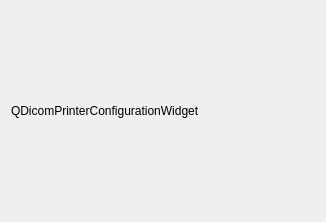
First picture: the form in starviewer/src/extensions/playground/imageprint/qdicomprinterconfigurationwidgetbase.ui, repository starviewer-medical/starviewer, before the edit.
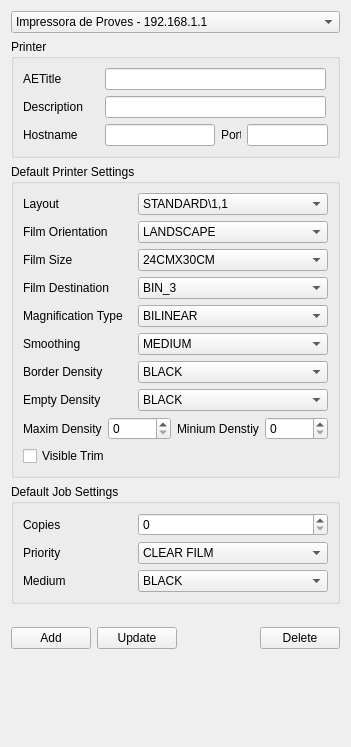
Second picture: the form after the edit.

Commit message: ENH: S'implementa la interfície que permet Afegir/Modificar/Eliminar impressores DICOM (QDicomPrinterConfigurationWidget).

Patch:
```diff
--- a/starviewer/src/extensions/playground/imageprint/qdicomprinterconfigurationwidgetbase.ui
+++ b/starviewer/src/extensions/playground/imageprint/qdicomprinterconfigurationwidgetbase.ui
@@ -6,18 +6,625 @@
    <rect>
     <x>0</x>
     <y>0</y>
-    <width>326</width>
-    <height>222</height>
+    <width>350</width>
+    <height>747</height>
    </rect>
   </property>
-  <layout class="QGridLayout" name="gridLayout">
+  <layout class="QGridLayout" name="gridLayout_4">
    <item row="0" column="0">
-    <widget class="QLabel" name="label">
-     <property name="text">
-      <string>QDicomPrinterConfigurationWidget</string>
+    <widget class="QComboBox" name="m_qcbChoosePrinter">
+     <item>
+      <property name="text">
+       <string>Impressora de Proves - 192.168.1.1</string>
+      </property>
+     </item>
+    </widget>
+   </item>
+   <item row="1" column="0">
+    <widget class="QGroupBox" name="m_qgbPrinter">
+     <property name="title">
+      <string>Printer</string>
      </property>
+     <layout class="QGridLayout" name="gridLayout">
+      <item row="0" column="0">
+       <widget class="QLabel" name="m_qlAetitle">
+        <property name="enabled">
+         <bool>true</bool>
+        </property>
+        <property name="text">
+         <string>AETitle</string>
+        </property>
+       </widget>
+      </item>
+      <item row="0" column="1" colspan="3">
+       <widget class="QLineEdit" name="m_qleAetitle">
+        <property name="sizePolicy">
+         <sizepolicy hsizetype="Fixed" vsizetype="Fixed">
+          <horstretch>0</horstretch>
+          <verstretch>0</verstretch>
+         </sizepolicy>
+        </property>
+        <property name="minimumSize">
+         <size>
+          <width>221</width>
+          <height>0</height>
+         </size>
+        </property>
+        <property name="maximumSize">
+         <size>
+          <width>221</width>
+          <height>16777215</height>
+         </size>
+        </property>
+       </widget>
+      </item>
+      <item row="1" column="0">
+       <widget class="QLabel" name="m_qlDescription">
+        <property name="text">
+         <string>Description</string>
+        </property>
+       </widget>
+      </item>
+      <item row="1" column="1" colspan="3">
+       <widget class="QLineEdit" name="m_qleDescription">
+        <property name="sizePolicy">
+         <sizepolicy hsizetype="Fixed" vsizetype="Fixed">
+          <horstretch>0</horstretch>
+          <verstretch>0</verstretch>
+         </sizepolicy>
+        </property>
+        <property name="minimumSize">
+         <size>
+          <width>221</width>
+          <height>0</height>
+         </size>
+        </property>
+        <property name="maximumSize">
+         <size>
+          <width>221</width>
+          <height>16777215</height>
+         </size>
+        </property>
+       </widget>
+      </item>
+      <item row="2" column="0">
+       <widget class="QLabel" name="m_qlHostname">
+        <property name="text">
+         <string>Hostname</string>
+        </property>
+       </widget>
+      </item>
+      <item row="2" column="1">
+       <widget class="QLineEdit" name="m_qleHostname">
+        <property name="sizePolicy">
+         <sizepolicy hsizetype="Fixed" vsizetype="Fixed">
+          <horstretch>0</horstretch>
+          <verstretch>0</verstretch>
+         </sizepolicy>
+        </property>
+        <property name="minimumSize">
+         <size>
+          <width>110</width>
+          <height>0</height>
+         </size>
+        </property>
+        <property name="maximumSize">
+         <size>
+          <width>110</width>
+          <height>16777215</height>
+         </size>
+        </property>
+       </widget>
+      </item>
+      <item row="2" column="2">
+       <widget class="QLabel" name="m_qlPort">
+        <property name="minimumSize">
+         <size>
+          <width>20</width>
+          <height>0</height>
+         </size>
+        </property>
+        <property name="maximumSize">
+         <size>
+          <width>20</width>
+          <height>16777215</height>
+         </size>
+        </property>
+        <property name="text">
+         <string>Port</string>
+        </property>
+       </widget>
+      </item>
+      <item row="2" column="3">
+       <widget class="QLineEdit" name="m_qlePort">
+        <property name="sizePolicy">
+         <sizepolicy hsizetype="Fixed" vsizetype="Fixed">
+          <horstretch>0</horstretch>
+          <verstretch>0</verstretch>
+         </sizepolicy>
+        </property>
+        <property name="minimumSize">
+         <size>
+          <width>81</width>
+          <height>0</height>
+         </size>
+        </property>
+        <property name="maximumSize">
+         <size>
+          <width>81</width>
+          <height>16777215</height>
+         </size>
+        </property>
+       </widget>
+      </item>
+     </layout>
     </widget>
    </item>
+   <item row="2" column="0">
+    <widget class="QGroupBox" name="m_qgbDefaultPrinterSettings">
+     <property name="title">
+      <string>Default Printer Settings</string>
+     </property>
+     <layout class="QGridLayout" name="gridLayout_2">
+      <item row="2" column="0" colspan="2">
+       <layout class="QHBoxLayout" name="m_qhbSize">
+        <item>
+         <widget class="QLabel" name="m_qlSize">
+          <property name="text">
+           <string>Film Size</string>
+          </property>
+         </widget>
+        </item>
+        <item>
+         <widget class="QComboBox" name="m_qcbSize">
+          <property name="sizePolicy">
+           <sizepolicy hsizetype="Minimum" vsizetype="Fixed">
+            <horstretch>0</horstretch>
+            <verstretch>0</verstretch>
+           </sizepolicy>
+          </property>
+          <property name="minimumSize">
+           <size>
+            <width>190</width>
+            <height>0</height>
+           </size>
+          </property>
+          <item>
+           <property name="text">
+            <string>24CMX30CM</string>
+           </property>
+          </item>
+         </widget>
+        </item>
+       </layout>
+      </item>
+      <item row="3" column="0" colspan="2">
+       <layout class="QHBoxLayout" name="m_qhbDestination">
+        <item>
+         <widget class="QLabel" name="m_qlDestination">
+          <property name="text">
+           <string>Film Destination</string>
+          </property>
+         </widget>
+        </item>
+        <item>
+         <widget class="QComboBox" name="m_qjcbDestination">
+          <property name="sizePolicy">
+           <sizepolicy hsizetype="Minimum" vsizetype="Fixed">
+            <horstretch>0</horstretch>
+            <verstretch>0</verstretch>
+           </sizepolicy>
+          </property>
+          <property name="minimumSize">
+           <size>
+            <width>190</width>
+            <height>0</height>
+           </size>
+          </property>
+          <item>
+           <property name="text">
+            <string>BIN_3</string>
+           </property>
+          </item>
+         </widget>
+        </item>
+       </layout>
+      </item>
+      <item row="4" column="0" colspan="2">
+       <layout class="QHBoxLayout" name="m_qhbMagnifaction">
+        <item>
+         <widget class="QLabel" name="m_qlMagnifaction">
+          <property name="text">
+           <string>Magnification Type</string>
+          </property>
+         </widget>
+        </item>
+        <item>
+         <widget class="QComboBox" name="m_qcbMagnifaction">
+          <property name="sizePolicy">
+           <sizepolicy hsizetype="Minimum" vsizetype="Fixed">
+            <horstretch>0</horstretch>
+            <verstretch>0</verstretch>
+           </sizepolicy>
+          </property>
+          <property name="minimumSize">
+           <size>
+            <width>190</width>
+            <height>0</height>
+           </size>
+          </property>
+          <item>
+           <property name="text">
+            <string>BILINEAR</string>
+           </property>
+          </item>
+         </widget>
+        </item>
+       </layout>
+      </item>
+      <item row="5" column="0" colspan="2">
+       <layout class="QHBoxLayout" name="m_qhbSmoothing">
+        <item>
+         <widget class="QLabel" name="m_qlSmoothing">
+          <property name="text">
+           <string>Smoothing</string>
+          </property>
+         </widget>
+        </item>
+        <item>
+         <widget class="QComboBox" name="m_qcbSmoothing">
+          <property name="sizePolicy">
+           <sizepolicy hsizetype="Minimum" vsizetype="Fixed">
+            <horstretch>0</horstretch>
+            <verstretch>0</verstretch>
+           </sizepolicy>
+          </property>
+          <property name="minimumSize">
+           <size>
+            <width>190</width>
+            <height>0</height>
+           </size>
+          </property>
+          <item>
+           <property name="text">
+            <string>MEDIUM</string>
+           </property>
+          </item>
+         </widget>
+        </item>
+       </layout>
+      </item>
+      <item row="6" column="0" colspan="2">
+       <layout class="QHBoxLayout" name="m_qhbBorderDensity">
+        <item>
+         <widget class="QLabel" name="m_qlBorderDensity">
+          <property name="text">
+           <string>Border Density</string>
+          </property>
+         </widget>
+        </item>
+        <item>
+         <widget class="QComboBox" name="m_qcbBorderDensity">
+          <property name="sizePolicy">
+           <sizepolicy hsizetype="Minimum" vsizetype="Fixed">
+            <horstretch>0</horstretch>
+            <verstretch>0</verstretch>
+           </sizepolicy>
+          </property>
+          <property name="minimumSize">
+           <size>
+            <width>190</width>
+            <height>0</height>
+           </size>
+          </property>
+          <item>
+           <property name="text">
+            <string>BLACK</string>
+           </property>
+          </item>
+         </widget>
+        </item>
+       </layout>
+      </item>
+      <item row="7" column="0" colspan="2">
+       <layout class="QHBoxLayout" name="m_qhbEmptyDensity">
+        <item>
+         <widget class="QLabel" name="m_qlEmptyDensity">
+          <property name="text">
+           <string>Empty Density</string>
+          </property>
+         </widget>
+        </item>
+        <item>
+         <widget class="QComboBox" name="m_qcbEmptyDensity">
+          <property name="sizePolicy">
+           <sizepolicy hsizetype="Minimum" vsizetype="Fixed">
+            <horstretch>0</horstretch>
+            <verstretch>0</verstretch>
+           </sizepolicy>
+          </property>
+          <property name="minimumSize">
+           <size>
+            <width>190</width>
+            <height>0</height>
+           </size>
+          </property>
+          <item>
+           <property name="text">
+            <string>BLACK</string>
+           </property>
+          </item>
+         </widget>
+        </item>
+       </layout>
+      </item>
+      <item row="8" column="0" colspan="2">
+       <layout class="QHBoxLayout" name="m_qhbDensity">
+        <item>
+         <widget class="QLabel" name="m_qlMaximDensity">
+          <property name="text">
+           <string>Maxim Density</string>
+          </property>
+         </widget>
+        </item>
+        <item>
+         <widget class="QSpinBox" name="m_qsbMaximDensity"/>
+        </item>
+        <item>
+         <widget class="QLabel" name="m_qlMiniumDensity">
+          <property name="text">
+           <string>Minium Denstiy</string>
+          </property>
+         </widget>
+        </item>
+        <item>
+         <widget class="QSpinBox" name="m_qsbMiniumDensity"/>
+        </item>
+       </layout>
+      </item>
+      <item row="0" column="0" colspan="2">
+       <layout class="QHBoxLayout" name="m_qhblLayout">
+        <item>
+         <widget class="QLabel" name="m_qlLayout">
+          <property name="text">
+           <string>Layout</string>
+          </property>
+         </widget>
+        </item>
+        <item>
+         <widget class="QComboBox" name="m_qcbLayout">
+          <property name="sizePolicy">
+           <sizepolicy hsizetype="Minimum" vsizetype="Fixed">
+            <horstretch>0</horstretch>
+            <verstretch>0</verstretch>
+           </sizepolicy>
+          </property>
+          <property name="minimumSize">
+           <size>
+            <width>190</width>
+            <height>0</height>
+           </size>
+          </property>
+          <property name="maximumSize">
+           <size>
+            <width>211</width>
+            <height>16777215</height>
+           </size>
+          </property>
+          <item>
+           <property name="text">
+            <string>STANDARD\1,1</string>
+           </property>
+          </item>
+         </widget>
+        </item>
+       </layout>
+      </item>
+      <item row="9" column="0">
+       <widget class="QCheckBox" name="m_qchbVisibleTrim">
+        <property name="text">
+         <string>Visible Trim</string>
+        </property>
+       </widget>
+      </item>
+      <item row="1" column="0" colspan="2">
+       <layout class="QHBoxLayout" name="m_qhblOrientation">
+        <item>
+         <widget class="QLabel" name="m_qlOrientation">
+          <property name="text">
+           <string>Film Orientation</string>
+          </property>
+         </widget>
+        </item>
+        <item>
+         <widget class="QComboBox" name="m_qcbOrientation">
+          <property name="sizePolicy">
+           <sizepolicy hsizetype="Minimum" vsizetype="Fixed">
+            <horstretch>0</horstretch>
+            <verstretch>0</verstretch>
+           </sizepolicy>
+          </property>
+          <property name="minimumSize">
+           <size>
+            <width>190</width>
+            <height>0</height>
+           </size>
+          </property>
+          <item>
+           <property name="text">
+            <string>LANDSCAPE</string>
+           </property>
+          </item>
+         </widget>
+        </item>
+       </layout>
+      </item>
+     </layout>
+     <zorder>m_qchbVisibleTrim</zorder>
+     <zorder></zorder>
+    </widget>
+   </item>
+   <item row="3" column="0">
+    <widget class="QGroupBox" name="m_qgbDefaultJobSettings">
+     <property name="title">
+      <string>Default Job Settings</string>
+     </property>
+     <layout class="QGridLayout" name="gridLayout_3">
+      <item row="0" column="0">
+       <layout class="QHBoxLayout" name="m_qhblCopies">
+        <item>
+         <widget class="QLabel" name="m_qcblCopies">
+          <property name="text">
+           <string>Copies</string>
+          </property>
+         </widget>
+        </item>
+        <item>
+         <widget class="QSpinBox" name="m_qsbCopies">
+          <property name="minimumSize">
+           <size>
+            <width>190</width>
+            <height>0</height>
+           </size>
+          </property>
+         </widget>
+        </item>
+       </layout>
+      </item>
+      <item row="1" column="0">
+       <layout class="QHBoxLayout" name="m_qhblPriority">
+        <item>
+         <widget class="QLabel" name="m_qlPriority">
+          <property name="text">
+           <string>Priority</string>
+          </property>
+         </widget>
+        </item>
+        <item>
+         <widget class="QComboBox" name="m_qcbPriority">
+          <property name="sizePolicy">
+           <sizepolicy hsizetype="Minimum" vsizetype="Fixed">
+            <horstretch>0</horstretch>
+            <verstretch>0</verstretch>
+           </sizepolicy>
+          </property>
+          <property name="minimumSize">
+           <size>
+            <width>190</width>
+            <height>0</height>
+           </size>
+          </property>
+          <item>
+           <property name="text">
+            <string>CLEAR FILM</string>
+           </property>
+          </item>
+         </widget>
+        </item>
+       </layout>
+      </item>
+      <item row="2" column="0">
+       <layout class="QHBoxLayout" name="m_qhblMedium">
+        <item>
+         <widget class="QLabel" name="m_qllMedium">
+          <property name="text">
+           <string>Medium</string>
+          </property>
+         </widget>
+        </item>
+        <item>
+         <widget class="QComboBox" name="m_qcblMedium">
+          <property name="sizePolicy">
+           <sizepolicy hsizetype="Minimum" vsizetype="Fixed">
+            <horstretch>0</horstretch>
+            <verstretch>0</verstretch>
+           </sizepolicy>
+          </property>
+          <property name="minimumSize">
+           <size>
+            <width>190</width>
+            <height>0</height>
+           </size>
+          </property>
+          <item>
+           <property name="text">
+            <string>BLACK</string>
+           </property>
+          </item>
+         </widget>
+        </item>
+       </layout>
+      </item>
+     </layout>
+    </widget>
+   </item>
+   <item row="4" column="0">
+    <spacer name="verticalSpacer_2">
+     <property name="orientation">
+      <enum>Qt::Vertical</enum>
+     </property>
+     <property name="sizeType">
+      <enum>QSizePolicy::Fixed</enum>
+     </property>
+     <property name="sizeHint" stdset="0">
+      <size>
+       <width>20</width>
+       <height>17</height>
+      </size>
+     </property>
+    </spacer>
+   </item>
+   <item row="5" column="0">
+    <layout class="QHBoxLayout" name="m_qhblButtons">
+     <item>
+      <widget class="QPushButton" name="m_qpbAdd">
+       <property name="text">
+        <string>Add</string>
+       </property>
+      </widget>
+     </item>
+     <item>
+      <widget class="QPushButton" name="m_qpbUpdate">
+       <property name="text">
+        <string>Update</string>
+       </property>
+      </widget>
+     </item>
+     <item>
+      <spacer name="horizontalSpacer">
+       <property name="orientation">
+        <enum>Qt::Horizontal</enum>
+       </property>
+       <property name="sizeHint" stdset="0">
+        <size>
+         <width>40</width>
+         <height>20</height>
+        </size>
+       </property>
+      </spacer>
+     </item>
+     <item>
+      <widget class="QPushButton" name="m_qpbDelete">
+       <property name="text">
+        <string>Delete</string>
+       </property>
+      </widget>
+     </item>
+    </layout>
+   </item>
+   <item row="6" column="0">
+    <spacer name="verticalSpacer">
+     <property name="orientation">
+      <enum>Qt::Vertical</enum>
+     </property>
+     <property name="sizeHint" stdset="0">
+      <size>
+       <width>329</width>
+       <height>98</height>
+      </size>
+     </property>
+    </spacer>
+   </item>
   </layout>
  </widget>
  <resources/>
```
The commit also changes 7 other files.
